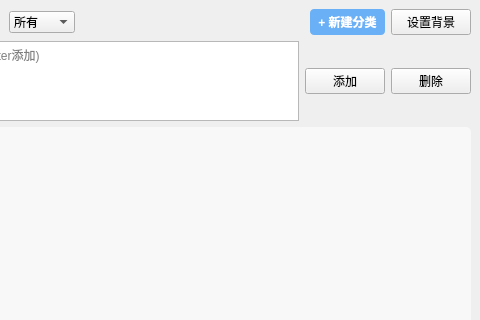
First picture: the form in mainwindow.ui, repository hao1960/ToDo_app, before the edit; both pictures show x 320 to 800 and y 0 to 320 of the 800 by 600 pixel window.
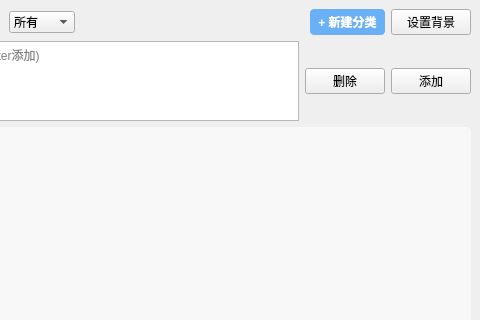
Second picture: the form after the edit.

```diff
--- a/mainwindow.ui
+++ b/mainwindow.ui
@@ -126,13 +126,6 @@
         </property>
        </widget>
       </item>
-      <item>
-       <widget class="QPushButton" name="addButton">
-        <property name="text">
-         <string>添加</string>
-        </property>
-       </widget>
-      </item>
       <item>
        <widget class="QPushButton" name="deleteButton">
         <property name="text">
@@ -140,6 +133,13 @@
         </property>
        </widget>
       </item>
+      <item>
+       <widget class="QPushButton" name="addButton">
+        <property name="text">
+         <string>添加</string>
+        </property>
+       </widget>
+      </item>
      </layout>
     </item>
     <item>
```
Left out of the diff: 26 changed lines with no effect on the pictures.
